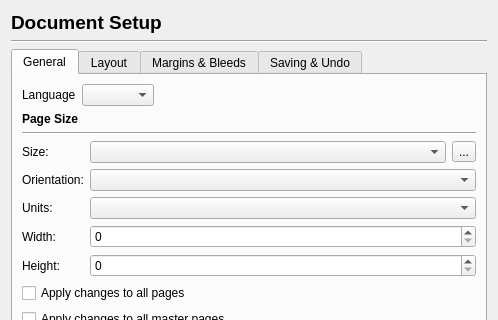
First picture: the form in scribus/ui/prefs_documentsetupbase.ui, repository scribusproject/scribus, before the edit; both pictures show x 0 to 498 and y 0 to 320 of the 498 by 650 pixel window.
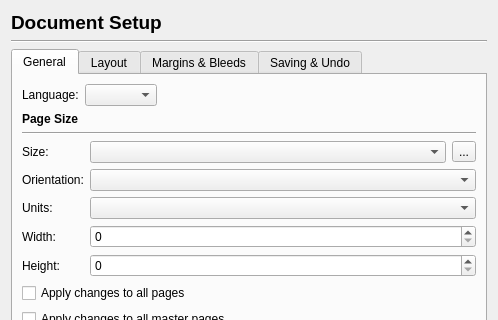
Second picture: the form after the edit. Custom widgets are drawn as their Qt base class.

What changed in the file:
```diff
--- a/scribus/ui/prefs_documentsetupbase.ui
+++ b/scribus/ui/prefs_documentsetupbase.ui
@@ -50,7 +50,7 @@
          <item>
           <widget class="QLabel" name="label_3">
            <property name="text">
-            <string>Language</string>
+            <string>Language:</string>
            </property>
           </widget>
          </item>
```
Left out of the diff: 11 changed lines with no effect on the pictures.
